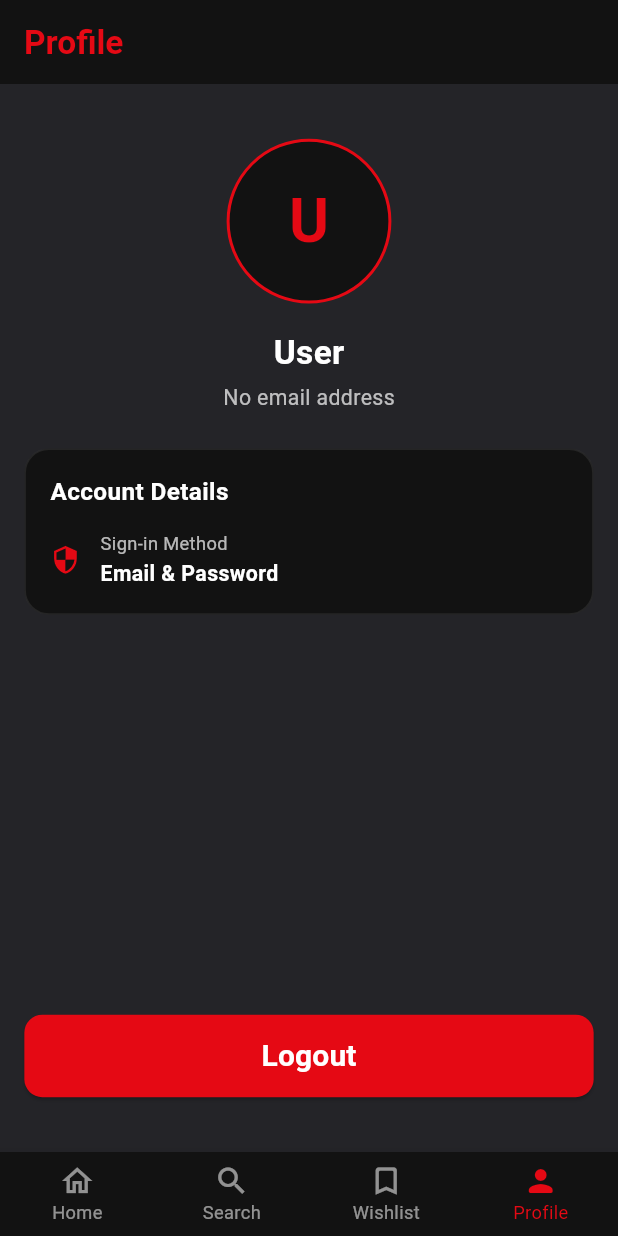
After one commit to johnadelm23-beep/iti_project, a Flutter app: the MainShellScreen screen opened by its route, item 4 of the bottom bar chosen, on a phone screen of 412 x 824 dp. The commit adds this screen. Run offline on Flutter 3.47's test engine with Material 3 defaults, Android fonts, the phone set to English and light mode, and no system bars; our stand-ins replace cloud_firestore, dio, firebase_auth, firebase_core, flutter_bloc, flutter_dotenv and 4 more; accounts and stored records are empty; network calls fail.

Commit message:
add main shell screen

```diff
--- a/lib/core/routes/app_router.dart
+++ b/lib/core/routes/app_router.dart
@@ -1,10 +1,7 @@
 import 'package:flutter/material.dart';
-import 'package:flutter_bloc/flutter_bloc.dart';
-import 'package:iti_training/core/di/service_locator.dart';
-import 'package:iti_training/features/auth/presentation/cubit/cubit/auth_cubit.dart';
 import 'package:iti_training/features/auth/presentation/ui/screens/login_screen.dart';
 import 'package:iti_training/features/auth/presentation/ui/screens/register_screen.dart';
-import 'package:iti_training/features/home/presentation/ui/screens/home_screen.dart';
+import 'package:iti_training/features/main_shell/presentation/ui/screens/main_shell_screen.dart';
 import 'app_routes.dart';
 
 class AppRouter {
@@ -12,25 +9,19 @@ class AppRouter {
     switch (settings.name) {
       case AppRoutes.login:
         return _fadeRoute(
-          BlocProvider(
-            create: (_) => getIt<AuthCubit>(),
-            child: const LoginScreen(),
-          ),
+          const LoginScreen(),
           settings,
         );
 
       case AppRoutes.register:
         return _fadeRoute(
-          BlocProvider(
-            create: (_) => getIt<AuthCubit>(),
-            child: const RegisterScreen(),
-          ),
+          const RegisterScreen(),
           settings,
         );
 
       case AppRoutes.home:
         return _fadeRoute(
-          const HomeScreen(),
+          const MainShellScreen(),
           settings,
         );
 
--- a/lib/features/auth/presentation/ui/widgets/custom_text_rich.dart
+++ b/lib/features/auth/presentation/ui/widgets/custom_text_rich.dart
@@ -1,6 +1,5 @@
 import 'package:flutter/material.dart';
 import 'package:flutter_screenutil/flutter_screenutil.dart';
-import 'package:iti_training/core/routes/app_routes.dart';
 import 'package:iti_training/core/theme/app_colors.dart';
 
 class CustomTextRich extends StatelessWidget {
--- /dev/null
+++ b/lib/features/main_shell/presentation/ui/screens/main_shell_screen.dart
@@ -0,0 +1,92 @@
+import 'package:flutter/material.dart';
+import 'package:flutter_screenutil/flutter_screenutil.dart';
+import 'package:iti_training/core/theme/app_colors.dart';
+import 'package:iti_training/features/home/presentation/ui/screens/home_screen.dart';
+import 'package:iti_training/features/profile/presentation/ui/screens/profile_screen.dart';
+import 'package:iti_training/features/search/presentation/ui/screens/search_screen.dart';
+import 'package:iti_training/features/wishlist/presentation/ui/screens/wishlist_screen.dart';
+
+class MainShellScreen extends StatefulWidget {
+  const MainShellScreen({super.key});
+
+  @override
+  State<MainShellScreen> createState() => _MainShellScreenState();
+}
+
+class _MainShellScreenState extends State<MainShellScreen> {
+  int _selectedIndex = 0;
+
+  static const List<Widget> _pages = [
+    HomeScreen(),
+    SearchScreen(),
+    WishlistScreen(),
+    ProfileScreen(),
+  ];
+
+  void _onItemTapped(int index) {
+    if (_selectedIndex != index) {
+      setState(() {
+        _selectedIndex = index;
+      });
+    }
+  }
+
+  @override
+  Widget build(BuildContext context) {
+    return PopScope(
+      canPop: _selectedIndex == 0,
+      onPopInvokedWithResult: (didPop, result) {
+        if (!didPop && _selectedIndex != 0) {
+          setState(() {
+            _selectedIndex = 0;
+          });
+        }
+      },
+      child: Scaffold(
+        backgroundColor: AppColors.surface,
+        body: IndexedStack(
+          index: _selectedIndex,
+          children: _pages,
+        ),
+        bottomNavigationBar: Theme(
+          data: Theme.of(context).copyWith(
+            canvasColor: AppColors.scaffoldBackground,
+          ),
+          child: BottomNavigationBar(
+            currentIndex: _selectedIndex,
+            onTap: _onItemTapped,
+            type: BottomNavigationBarType.fixed,
+            backgroundColor: AppColors.scaffoldBackground,
+            selectedItemColor: AppColors.primary,
+            unselectedItemColor: Colors.white54,
+            selectedFontSize: 12.sp,
+            unselectedFontSize: 12.sp,
+            elevation: 8,
+            items: const [
+              BottomNavigationBarItem(
+                icon: Icon(Icons.home_outlined),
+                activeIcon: Icon(Icons.home_rounded),
+                label: 'Home',
+              ),
+              BottomNavigationBarItem(
+                icon: Icon(Icons.search_outlined),
+                activeIcon: Icon(Icons.search_rounded),
+                label: 'Search',
+              ),
+              BottomNavigationBarItem(
+                icon: Icon(Icons.bookmark_outline_rounded),
+                activeIcon: Icon(Icons.bookmark_rounded),
+                label: 'Wishlist',
+              ),
+              BottomNavigationBarItem(
+                icon: Icon(Icons.person_outline_rounded),
+                activeIcon: Icon(Icons.person_rounded),
+                label: 'Profile',
+              ),
+            ],
+          ),
+        ),
+      ),
+    );
+  }
+}
--- /dev/null
+++ b/lib/features/profile/presentation/ui/screens/profile_screen.dart
@@ -0,0 +1,273 @@
+import 'package:firebase_auth/firebase_auth.dart';
+import 'package:flutter/material.dart';
+import 'package:flutter_bloc/flutter_bloc.dart';
+import 'package:flutter_screenutil/flutter_screenutil.dart';
+import 'package:iti_training/core/routes/app_routes.dart';
+import 'package:iti_training/core/theme/app_colors.dart';
+import 'package:iti_training/core/widgets/custom_app_button.dart.dart';
+import 'package:iti_training/features/auth/presentation/cubit/cubit/auth_cubit.dart';
+import 'package:iti_training/features/auth/presentation/cubit/cubit/auth_state.dart';
+
+class ProfileScreen extends StatelessWidget {
+  const ProfileScreen({super.key});
+
+  void _showErrorSnackBar(BuildContext context, String message) {
+    ScaffoldMessenger.of(context)
+      ..hideCurrentSnackBar()
+      ..showSnackBar(
+        SnackBar(
+          behavior: SnackBarBehavior.floating,
+          margin: EdgeInsets.all(16.w),
+          padding: EdgeInsets.symmetric(
+            horizontal: 16.w,
+            vertical: 14.h,
+          ),
+          backgroundColor: Colors.red.shade700,
+          elevation: 4,
+          shape: RoundedRectangleBorder(
+            borderRadius: BorderRadius.circular(12.r),
+          ),
+          content: Row(
+            children: [
+              Icon(
+                Icons.error_outline,
+                color: Colors.white,
+                size: 22.r,
+              ),
+              SizedBox(width: 12.w),
+              Expanded(
+                child: Text(
+                  message,
+                  style: TextStyle(
+                    color: Colors.white,
+                    fontSize: 14.sp,
+                    fontWeight: FontWeight.w500,
+                  ),
+                ),
+              ),
+            ],
+          ),
+        ),
+      );
+  }
+
+  @override
+  Widget build(BuildContext context) {
+    final user = FirebaseAuth.instance.currentUser;
+    final userName = user?.displayName?.trim().isNotEmpty == true
+        ? user!.displayName!
+        : 'User';
+    final userEmail = user?.email?.trim().isNotEmpty == true
+        ? user!.email!
+        : 'No email address';
+    final photoUrl = user?.photoURL;
+    final providerId = user?.providerData.isNotEmpty == true
+        ? user!.providerData.first.providerId
+        : 'firebase';
+
+    final String providerName = providerId == 'google.com'
+        ? 'Google Account'
+        : 'Email & Password';
+
+    return BlocListener<AuthCubit, AuthState>(
+      listener: (context, state) {
+        if (state is AuthInitial) {
+          Navigator.pushNamedAndRemoveUntil(
+            context,
+            AppRoutes.login,
+            (route) => false,
+          );
+        }
+
+        if (state is AuthError) {
+          _showErrorSnackBar(context, state.message);
+        }
+      },
+      child: BlocBuilder<AuthCubit, AuthState>(
+        builder: (context, state) {
+          final isLoading = state is AuthLoading;
+
+          return Stack(
+            children: [
+              Scaffold(
+                backgroundColor: AppColors.surface,
+                appBar: AppBar(
+                  backgroundColor: AppColors.scaffoldBackground,
+                  automaticallyImplyLeading: false,
+                  title: Text(
+                    'Profile',
+                    style: TextStyle(
+                      fontSize: 22.sp,
+                      color: AppColors.primary,
+                      fontWeight: FontWeight.bold,
+                    ),
+                  ),
+                ),
+                body: Padding(
+                  padding: EdgeInsets.all(16.r),
+                  child: Column(
+                    children: [
+                      SizedBox(height: 20.h),
+                      Center(
+                        child: Container(
+                          width: 100.w,
+                          height: 100.w,
+                          decoration: BoxDecoration(
+                            shape: BoxShape.circle,
+                            color: AppColors.scaffoldBackground,
+                            border: Border.all(
+                              color: AppColors.primary,
+                              width: 2,
+                            ),
+                          ),
+                          clipBehavior: Clip.antiAlias,
+                          child: photoUrl != null && photoUrl.isNotEmpty
+                              ? Image.network(
+                                  photoUrl,
+                                  fit: BoxFit.cover,
+                                  errorBuilder: (context, error, stackTrace) {
+                                    return Icon(
+                                      Icons.person_rounded,
+                                      size: 55.sp,
+                                      color: AppColors.textPrimary,
+                                    );
+                                  },
+                                )
+                              : Center(
+                                  child: Text(
+                                    userName.isNotEmpty
+                                        ? userName[0].toUpperCase()
+                                        : 'U',
+                                    style: TextStyle(
+                                      fontSize: 40.sp,
+                                      fontWeight: FontWeight.bold,
+                                      color: AppColors.primary,
+                                    ),
+                                  ),
+                                ),
+                        ),
+                      ),
+                      SizedBox(height: 16.h),
+                      Text(
+                        userName,
+                        style: TextStyle(
+                          fontSize: 22.sp,
+                          fontWeight: FontWeight.bold,
+                          color: AppColors.textPrimary,
+                        ),
+                      ),
+                      SizedBox(height: 4.h),
+                      Text(
+                        userEmail,
+                        style: TextStyle(
+                          fontSize: 14.sp,
+                          color: AppColors.textSecondary,
+                        ),
+                      ),
+                      SizedBox(height: 24.h),
+                      Container(
+                        width: double.infinity,
+                        padding: EdgeInsets.all(16.r),
+                        decoration: BoxDecoration(
+                          color: AppColors.scaffoldBackground,
+                          borderRadius: BorderRadius.circular(16.r),
+                          border: Border.all(
+                            color: Colors.white.withValues(alpha: 0.08),
+                          ),
+                        ),
+                        child: Column(
+                          crossAxisAlignment: CrossAxisAlignment.start,
+                          children: [
+                            Text(
+                              'Account Details',
+                              style: TextStyle(
+                                fontSize: 16.sp,
+                                fontWeight: FontWeight.bold,
+                                color: AppColors.textPrimary,
+                              ),
+                            ),
+                            SizedBox(height: 14.h),
+                            Row(
+                              children: [
+                                Icon(
+                                  Icons.security_outlined,
+                                  size: 20.sp,
+                                  color: AppColors.primary,
+                                ),
+                                SizedBox(width: 12.w),
+                                Column(
+                                  crossAxisAlignment:
+                                      CrossAxisAlignment.start,
+                                  children: [
+                                    Text(
+                                      'Sign-in Method',
+                                      style: TextStyle(
+                                        fontSize: 12.sp,
+                                        color: AppColors.textSecondary,
+                                      ),
+                                    ),
+                                    SizedBox(height: 2.h),
+                                    Text(
+                                      providerName,
+                                      style: TextStyle(
+                                        fontSize: 14.sp,
+                                        fontWeight: FontWeight.w600,
+                                        color: AppColors.textPrimary,
+                                      ),
+                                    ),
+                                  ],
+                                ),
+                              ],
+                            ),
+                          ],
+                        ),
+                      ),
+                      const Spacer(),
+                      CustomAppButton(
+                        text: 'Logout',
+                        onPressed: () {
+                          context.read<AuthCubit>().signOut();
+                        },
+                      ),
+                      SizedBox(height: 20.h),
+                    ],
+                  ),
+                ),
+              ),
+              if (isLoading)
+                Positioned.fill(
+                  child: AbsorbPointer(
+                    child: Container(
+                      color: Colors.black.withValues(alpha: 0.45),
+                      child: Center(
+                        child: Container(
+                          width: 110.w,
+                          height: 110.w,
+                          decoration: BoxDecoration(
+                            color: AppColors.surface,
+                            borderRadius: BorderRadius.circular(20.r),
+                          ),
+                          child: Center(
+                            child: SizedBox(
+                              width: 36.w,
+                              height: 36.w,
+                              child: CircularProgressIndicator(
+                                strokeWidth: 3,
+                                valueColor: AlwaysStoppedAnimation<Color>(
+                                  AppColors.primary,
+                                ),
+                              ),
+                            ),
+                          ),
+                        ),
+                      ),
+                    ),
+                  ),
+                ),
+            ],
+          );
+        },
+      ),
+    );
+  }
+}
--- a/lib/my_app.dart
+++ b/lib/my_app.dart
@@ -8,7 +8,7 @@ import 'package:iti_training/core/routes/app_routes.dart';
 import 'package:iti_training/features/auth/presentation/cubit/cubit/auth_cubit.dart';
 
 class MyApp extends StatelessWidget {
-   MyApp({super.key});
+  const MyApp({super.key});
 
   @override
   Widget build(BuildContext context) {
```
Also changed, not shown: lib/features/auth/presentation/cubit/cubit/auth_cubit.dart (+14 -2 lines), lib/features/search/presentation/ui/screens/search_screen.dart (added, +210 -0 lines), lib/features/wishlist/presentation/ui/screens/wishlist_screen.dart (added, +70 -0 lines).
